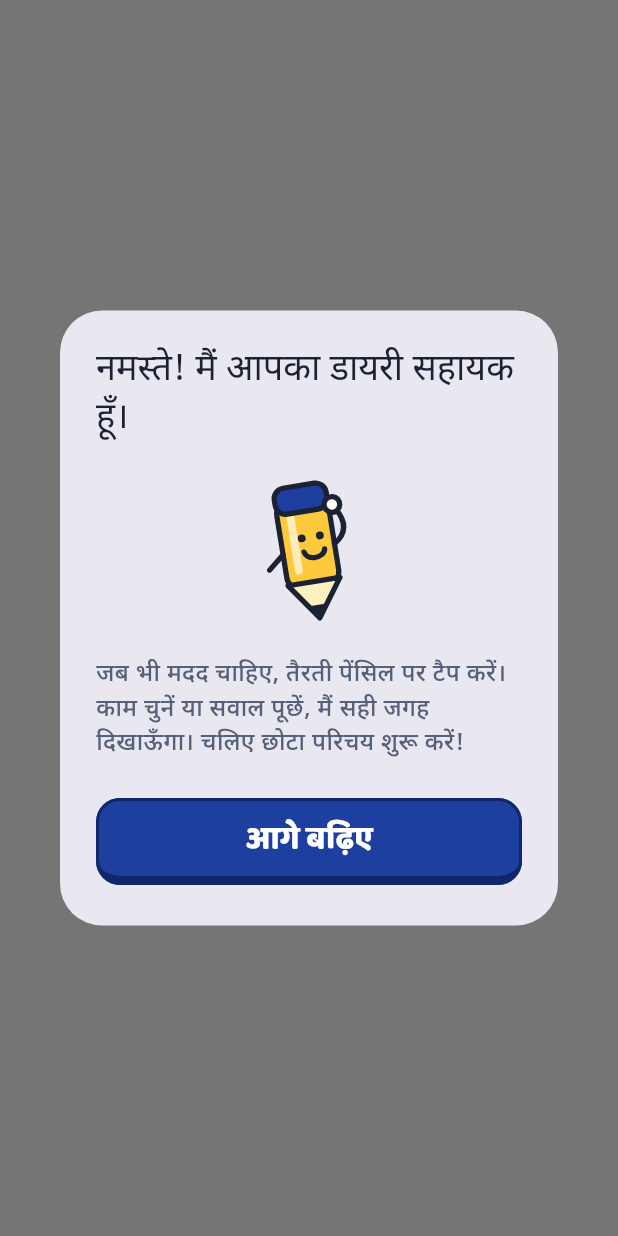
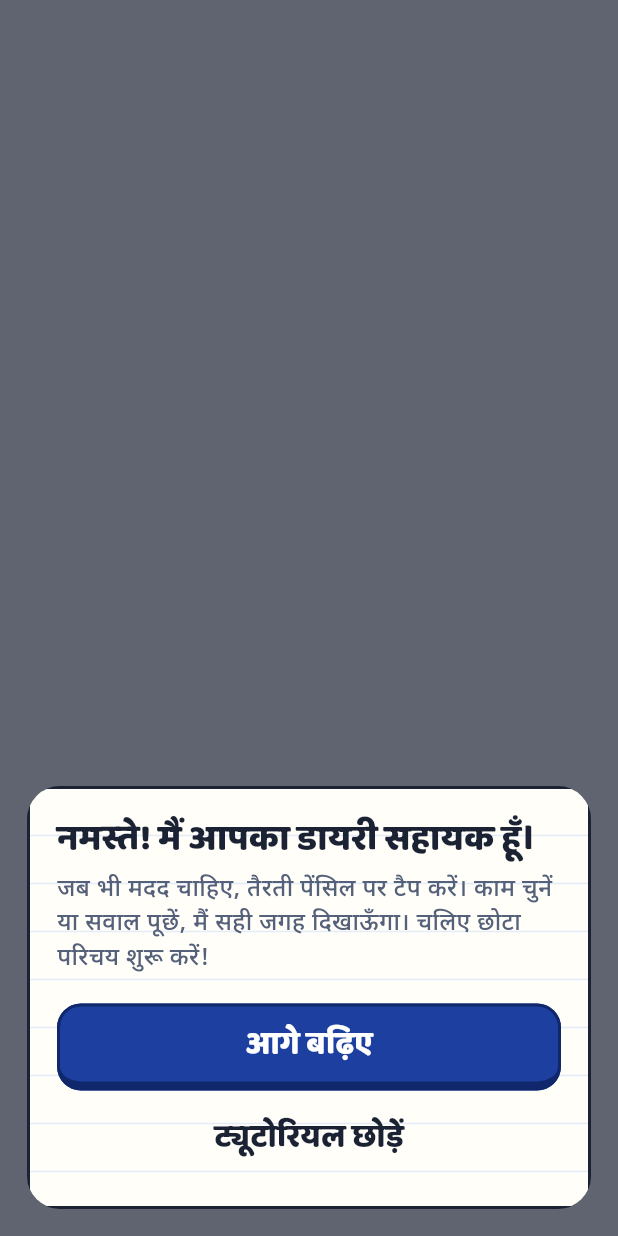
Before and after one commit to Sahil7103/Hisab-Diary, a Flutter app: what introduceHelpAssistant() shows on an empty page, opened directly, on a phone screen of 412 x 824 dp. Run offline on Flutter 3.47's test engine with Material 3 defaults, Android fonts, the phone set to English and light mode, and no system bars; our stand-ins replace drift, drift_flutter, firebase_analytics, firebase_auth, firebase_core, firebase_crashlytics and 9 more; missing offline and left inert: file_selector, firebase_performance, in_app_purchase_android; accounts and stored records are empty; generated files the repository leaves out were written again.

Commit message:
Polish pencil assistant and reuse spotlight introduction

```diff
--- a/lib/core/widgets/diary_tutorial.dart
+++ b/lib/core/widgets/diary_tutorial.dart
@@ -14,9 +14,11 @@ class DiaryTutorialStep {
 }
 
 class DiaryTutorial extends StatefulWidget {
-  const DiaryTutorial({super.key, required this.steps, this.initialStep = 0}) : assert(steps.length > 0);
+  const DiaryTutorial({super.key, required this.steps, this.initialStep = 0, this.completionLabel, this.showProgress = true}) : assert(steps.length > 0);
   final List<DiaryTutorialStep> steps;
   final int initialStep;
+  final String? completionLabel;
+  final bool showProgress;
   @override
   State<DiaryTutorial> createState() => _DiaryTutorialState();
 }
@@ -89,16 +91,18 @@ class _DiaryTutorialState extends State<DiaryTutorial> with WidgetsBindingObserv
                 padding: const EdgeInsets.all(18), child: Column(
                   mainAxisSize: MainAxisSize.min, crossAxisAlignment: CrossAxisAlignment.stretch,
                   children: [
-                    Text('${_step + 1} / ${widget.steps.length}',
-                      style: Theme.of(context).textTheme.bodyMedium),
-                    const SizedBox(height: 8),
+                    if (widget.showProgress) ...[
+                      Text('${_step + 1} / ${widget.steps.length}',
+                        style: Theme.of(context).textTheme.bodyMedium),
+                      const SizedBox(height: 8),
+                    ],
                     Semantics(header: true, liveRegion: true,
                       child: Text(step.title, style: Theme.of(context).textTheme.titleLarge)),
                     const SizedBox(height: 8),
                     Text(step.body, style: Theme.of(context).textTheme.bodyMedium),
                     const SizedBox(height: 18),
                     DiaryButton(label: _step == widget.steps.length - 1
-                      ? strings.tutorialDone : strings.tutorialNext,
+                      ? (widget.completionLabel ?? strings.tutorialDone) : strings.tutorialNext,
                       onPressed: _moving ? null : _next),
                     TextButton(onPressed: () => Navigator.of(context).pop(),
                       child: Text(strings.tutorialSkip)),
--- a/lib/features/help/help_assistant_overlay.dart
+++ b/lib/features/help/help_assistant_overlay.dart
@@ -1,7 +1,6 @@
 import 'package:flutter/material.dart';
 import '../../app/diary_navigation.dart';
-import '../../app/theme/diary_theme.dart';
-import '../../core/widgets/diary_button.dart';
+import '../../core/widgets/diary_tutorial.dart';
 import '../../l10n/app_localizations.dart';
 import 'help_screen.dart';
 import 'help_topic.dart';
@@ -9,15 +8,19 @@ import 'pencil_mascot.dart';
 import '../settings/settings_repository.dart';
 
 final assistantRequests = ValueNotifier<HelpTopic?>(null);
+final _pencilAnchor = GlobalKey();
 
 class HelpRouteObserver extends NavigatorObserver {
-  final visible = ValueNotifier<bool>(false);
+  final presentation = ValueNotifier<({bool visible, bool greeting})>((visible: false, greeting: false));
   bool _disposed = false;
-  void dispose() { _disposed = true; visible.dispose(); }
+  void dispose() { _disposed = true; presentation.dispose(); }
   @override
   void didChangeTop(Route<dynamic> topRoute, Route<dynamic>? previousTopRoute) {
-    final show = topRoute is PageRoute && topRoute.settings.name != '/help';
-    WidgetsBinding.instance.addPostFrameCallback((_) { if (!_disposed) visible.value = show; });
+    final greeting = topRoute.settings.name == '/assistant-introduction';
+    final show = greeting || (topRoute is PageRoute && topRoute.settings.name != '/help');
+    WidgetsBinding.instance.addPostFrameCallback((_) {
+      if (!_disposed) presentation.value = (visible: show, greeting: greeting);
+    });
   }
 }
 
@@ -51,33 +54,35 @@ class _HelpAssistantOverlayState extends State<HelpAssistantOverlay> {
   @override
   Widget build(BuildContext context) => Stack(children: [
     Positioned.fill(child: widget.child),
-    if (widget.enabled) ValueListenableBuilder<bool>(valueListenable: widget.observer.visible,
-      builder: (context, visible, _) => visible ? Positioned(
-        right: 14, bottom: MediaQuery.viewInsetsOf(context).bottom +
+    if (widget.enabled) ValueListenableBuilder<({bool visible, bool greeting})>(
+      valueListenable: widget.observer.presentation,
+      builder: (context, state, _) => state.visible ? Positioned(
+        right: 12, bottom: MediaQuery.viewInsetsOf(context).bottom +
           MediaQuery.paddingOf(context).bottom +
-          (MediaQuery.viewInsetsOf(context).bottom > 0 ? 12 : 84),
-        child: Material(color: DiaryColors.paper, elevation: 3,
-          shape: const CircleBorder(side: BorderSide(color: DiaryColors.ink, width: 2)),
-          child: InkWell(customBorder: const CircleBorder(), onTap: _open,
-            child: Semantics(key: const ValueKey('floatingHelpAssistant'),
-              button: true, label: AppLocalizations.of(context)!.helpAssistant,
-                child: const SizedBox(width: 64, height: 64,
-                  child: Center(child: ExcludeSemantics(child: PencilMascot())))))))
+          (MediaQuery.viewInsetsOf(context).bottom > 0 ? 12 : 82),
+        child: Semantics(key: const ValueKey('floatingHelpAssistant'),
+          button: true, label: AppLocalizations.of(context)!.helpAssistant,
+          enabled: !state.greeting,
+          child: GestureDetector(behavior: HitTestBehavior.opaque,
+            onTap: state.greeting ? null : _open,
+            child: SizedBox(key: _pencilAnchor, width: 68, height: 68,
+              child: Center(child: ExcludeSemantics(
+                child: PencilMascot(waving: state.greeting, size: 64)))))))
         : const SizedBox.shrink()),
   ]);
 }
 
-Future<void> introduceHelpAssistant(BuildContext context) => showDialog<void>(
-  context: context, barrierDismissible: false,
-  builder: (context) {
-    final s = AppLocalizations.of(context)!;
-    return AlertDialog(title: Text(s.assistantHello),
-      content: Column(mainAxisSize: MainAxisSize.min, children: [
-        const ExcludeSemantics(child: PencilMascot(waving: true, size: 112)),
-        const SizedBox(height: 16), Text(s.assistantWelcome),
-      ]), actions: [DiaryButton(label: s.continueLabel,
-        onPressed: () => Navigator.of(context).pop())]);
-  });
+Future<void> introduceHelpAssistant(BuildContext context) {
+  final s = AppLocalizations.of(context)!;
+  return showGeneralDialog<void>(context: context, barrierDismissible: false,
+    barrierColor: Colors.transparent,
+    routeSettings: const RouteSettings(name: '/assistant-introduction'),
+    pageBuilder: (_, _, _) => DiaryTutorial(showProgress: false,
+      completionLabel: s.continueLabel, steps: [
+        DiaryTutorialStep(target: _pencilAnchor, title: s.assistantHello,
+          body: s.assistantWelcome),
+      ]));
+}
 
 Future<void>? _firstGreeting;
 Future<void> greetAssistantOnce(BuildContext context, SettingsRepository repository,
--- a/lib/features/help/help_screen.dart
+++ b/lib/features/help/help_screen.dart
@@ -56,6 +56,9 @@ class _HelpScreenState extends State<HelpScreen> {
           child: DiaryButton(label: topic.label(s), color: Colors.white,
             foreground: DiaryColors.ink, edge: DiaryColors.ink,
             onPressed: () => Navigator.of(context).pop(topic))),
+        const SizedBox(height: 8),
+        Text('Pencil artwork by Unicorn Icons · unicornicons.com', textAlign: TextAlign.center,
+          style: Theme.of(context).textTheme.bodySmall),
       ],
     ))));
   }
--- a/lib/features/help/pencil_mascot.dart
+++ b/lib/features/help/pencil_mascot.dart
@@ -1,6 +1,6 @@
 import 'dart:math' as math;
 import 'package:flutter/material.dart';
-import '../../app/theme/diary_theme.dart';
+import 'package:flutter_svg/flutter_svg.dart';
 
 class PencilMascot extends StatefulWidget {
   const PencilMascot({super.key, this.waving = false, this.size = 56});
@@ -12,7 +12,7 @@ class PencilMascot extends StatefulWidget {
 
 class _PencilMascotState extends State<PencilMascot> with SingleTickerProviderStateMixin {
   late final _motion = AnimationController(vsync: this,
-    duration: const Duration(milliseconds: 1800));
+    duration: const Duration(milliseconds: 4200));
   @override
   void didChangeDependencies() {
     super.didChangeDependencies();
@@ -26,51 +26,20 @@ class _PencilMascotState extends State<PencilMascot> with SingleTickerProviderSt
   @override
   void dispose() { _motion.dispose(); super.dispose(); }
   @override
-  Widget build(BuildContext context) => RepaintBoundary(child: CustomPaint(
-    size: Size.square(widget.size), painter: _PencilPainter(_motion, widget.waving)));
+  Widget build(BuildContext context) => RepaintBoundary(child: AnimatedBuilder(
+    animation: _motion,
+    child: SizedBox.square(dimension: widget.size,
+      child: SvgPicture.asset('assets/branding/help-pencil.svg',
+        excludeFromSemantics: true)),
+    builder: (context, child) {
+      final phase = _motion.value;
+      final float = math.sin(phase * math.pi * 2);
+      // Two restrained greeting tilts, followed by a pause between waves.
+      final wave = widget.waving && phase < 0.55
+        ? math.sin(phase / 0.55 * math.pi * 4) * math.sin(phase / 0.55 * math.pi) : 0.0;
+      return Transform.translate(offset: Offset(0, float * 1.5),
+        child: Transform.rotate(angle: 0.52 + wave * 0.16,
+          child: child));
+    },
+  ));
 }
-
-class _PencilPainter extends CustomPainter {
-  _PencilPainter(this.motion, this.waving) : super(repaint: motion);
-  final Animation<double> motion;
-  final bool waving;
-  @override
-  void paint(Canvas canvas, Size size) {
-    final beat = math.sin(motion.value * math.pi * 2);
-    canvas.save();
-    canvas.scale(size.width / 64, size.height / 64);
-    canvas.translate(32, 32 + beat * 1.5);
-    canvas.rotate(-0.16 + beat * 0.035);
-    canvas.translate(-32, -32);
-    final fill = Paint()..color = DiaryColors.haldi;
-    final edge = Paint()..color = DiaryColors.ink..style = PaintingStyle.stroke
-      ..strokeWidth = 2..strokeCap = StrokeCap.round..strokeJoin = StrokeJoin.round;
-    final body = RRect.fromRectAndRadius(const Rect.fromLTWH(22, 12, 20, 34), const Radius.circular(5));
-    canvas.drawRRect(body, fill);
-    canvas.drawRRect(body, edge);
-    canvas.drawLine(const Offset(27, 19), const Offset(27, 39), Paint()
-      ..color = Colors.white.withValues(alpha: 0.65)..strokeWidth = 3..strokeCap = StrokeCap.round);
-    final eraser = RRect.fromRectAndRadius(const Rect.fromLTWH(22, 7, 20, 10), const Radius.circular(4));
-    canvas.drawRRect(eraser, Paint()..color = DiaryColors.pen);
-    canvas.drawRRect(eraser, edge);
-    final tip = Path()..moveTo(22, 44)..lineTo(32, 58)..lineTo(42, 44)..close();
-    canvas.drawPath(tip, Paint()..color = DiaryColors.haldiSoft);
-    canvas.drawPath(tip, edge);
-    canvas.drawPath(Path()..moveTo(28, 53)..lineTo(32, 58)..lineTo(36, 53)..close(),
-      Paint()..color = DiaryColors.ink);
-    canvas.drawCircle(const Offset(30, 27), 1.5, Paint()..color = DiaryColors.ink);
-    canvas.drawCircle(const Offset(37, 27), 1.5, Paint()..color = DiaryColors.ink);
-    canvas.drawArc(const Rect.fromLTWH(30, 29, 8, 6), 0.1, math.pi - 0.2, false, edge);
-    canvas.drawLine(const Offset(22, 32), const Offset(16, 37), edge);
-    canvas.save();
-    canvas.translate(42, 31);
-    canvas.rotate(waving ? -0.55 + beat * 0.55 : 0.1);
-    canvas.drawPath(Path()..moveTo(0, 0)..quadraticBezierTo(9, 0, 9, -10), edge);
-    canvas.drawCircle(const Offset(9, -12), 3, Paint()..color = DiaryColors.paper);
-    canvas.drawCircle(const Offset(9, -12), 3, edge);
-    canvas.restore();
-    canvas.restore();
-  }
-  @override
-  bool shouldRepaint(_PencilPainter oldDelegate) => waving != oldDelegate.waving;
-}
```
Also changed, not shown: assets/branding/help-pencil.svg (added), 2 other files.
